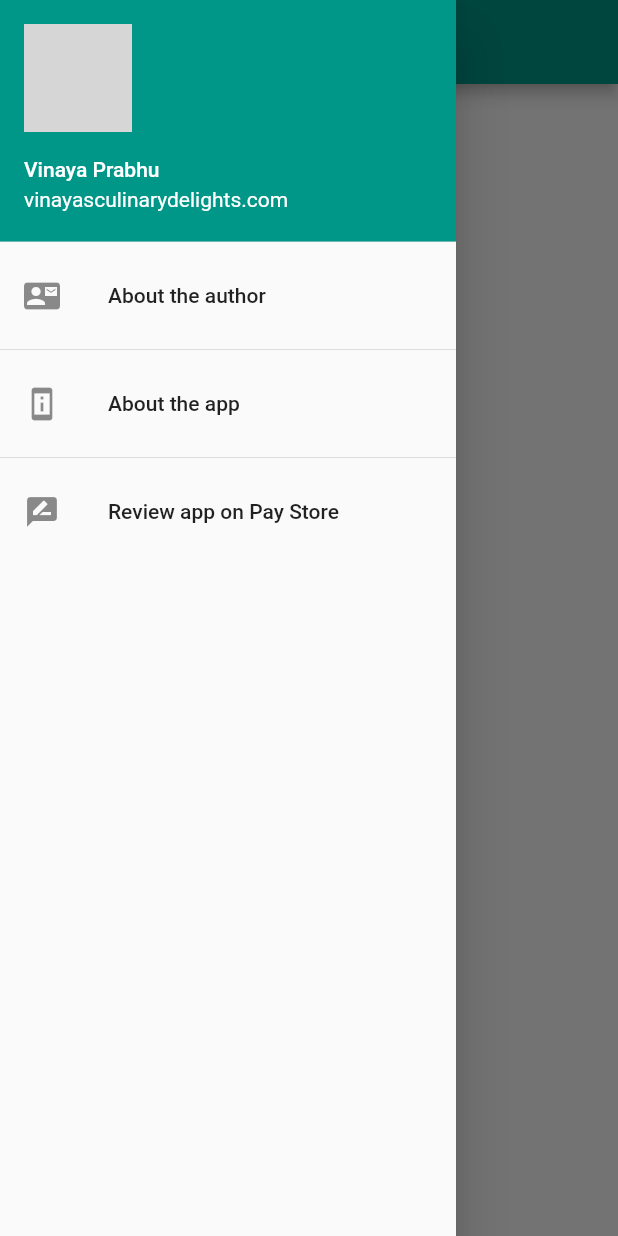
After one commit to vin4yak/vinayas-culinary-delights, a Flutter app: the screen it shows after launch, with the side drawer open, on a phone screen of 412 x 824 dp. The commit adds this screen. Run offline on Flutter 3.47's test engine with Material 2 defaults, Android fonts, the phone set to English and light mode, and no system bars; our stand-ins replace webview_flutter; network calls fail; grey boxes are pictures that could not be loaded.

Commit message:
[Vinayak] Refactored code structure

```diff
--- /dev/null
+++ b/lib/drawer/app_drawer.dart
@@ -0,0 +1,47 @@
+import 'package:flutter/cupertino.dart';
+import 'package:flutter/material.dart';
+import 'package:url_launcher/url_launcher.dart';
+
+class AppDrawer extends StatelessWidget {
+
+  const AppDrawer({
+    Key key,
+  }) : super(key: key);
+
+  @override
+  Widget build(BuildContext context) {
+    return Drawer(
+        child: ListView(
+          padding: EdgeInsets.zero,
+          children: <Widget>[
+            new UserAccountsDrawerHeader(
+              decoration: BoxDecoration(color: Colors.teal),
+              accountName: Text('Vinaya Prabhu'),
+              accountEmail: Text('vinayasculinarydelights.com'),
+              currentAccountPicture: new CircleAvatar(
+                //child: new Image.asset('assets/vinaya.jpg')
+                backgroundImage: new NetworkImage('http://vinayasculinarydelights.com/wp-content/uploads/2017/09/IMG_20170308_214839-01-01-01-02-01-01-01-267x300.jpg'),
+              ),
+            ),
+            ListTile(
+                leading: Icon(Icons.contact_mail),
+                title: Text('About the author'),
+                onTap: () {
+                  launch('http://vinayasculinarydelights.com/about-me/');
+                }
+            ),
+            new Divider(),
+            ListTile(
+              leading: Icon(Icons.perm_device_information),
+              title: Text('About the app'),
+            ),
+            new Divider(),
+            ListTile(
+              leading: Icon(Icons.rate_review),
+              title: Text('Review app on Pay Store'),
+            ),
+          ],
+        )
+    );
+  }
+}
```
Also changed, not shown: lib/category/category_page.dart (added, +110 -0 lines), lib/main.dart (+7 -137 lines), lib/domain/category.dart (renamed from lib/category.dart), lib/domain/post.dart (renamed from lib/post.dart), lib/util/service_gateway.dart (line endings or trailing spaces), 1 other file.
